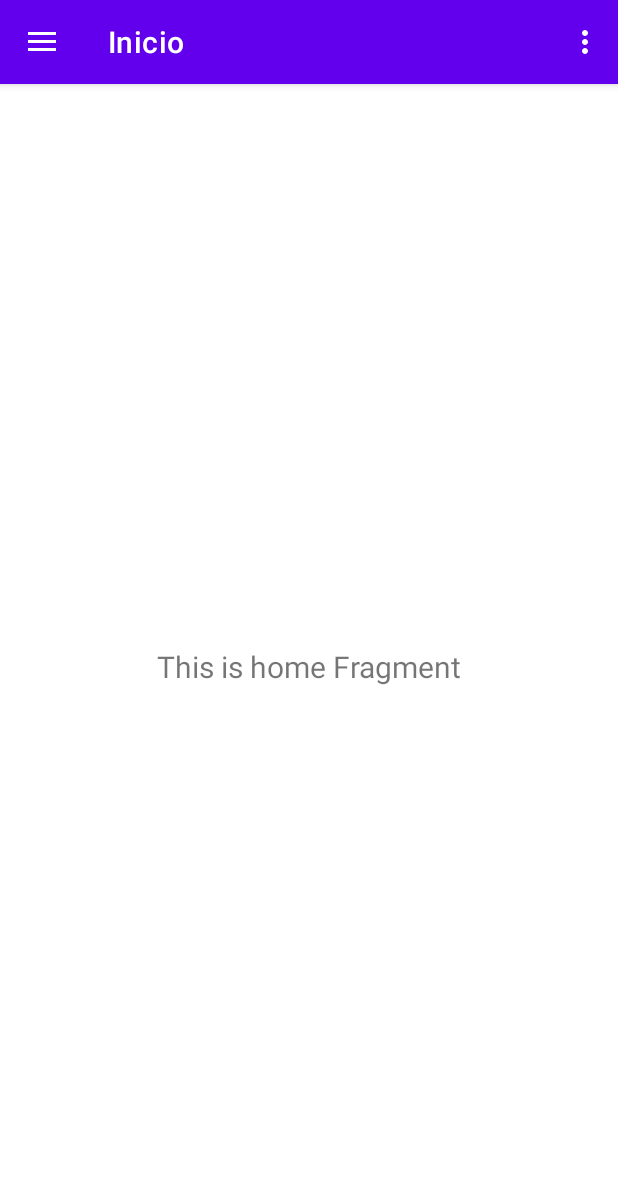
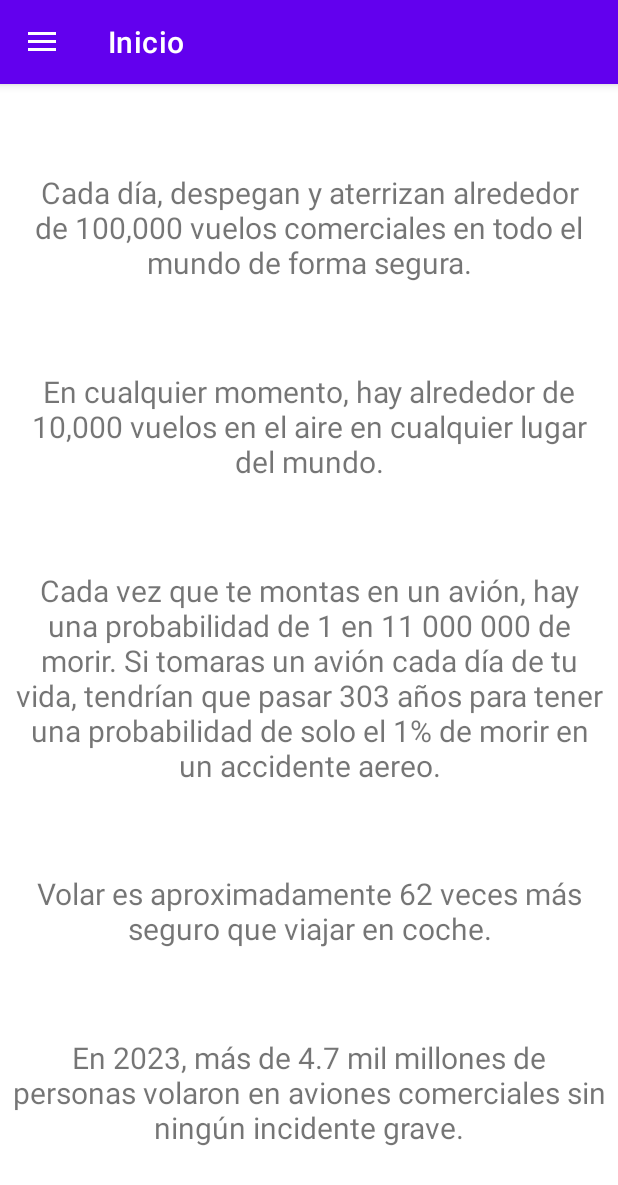
Before and after one commit to alexpergar/calmflightcompanion, an Android app: the screen it shows after launch (MainActivity), on a phone screen of 412 x 824 dp. Shown: the top 1185 px of the screen. Run offline under Robolectric (Android 15) with nearby library versions, the phone set to English and light mode, and no system bars; our stand-ins replace navigation-ui.

Commit message:
home screen

```diff
--- a/app/src/main/java/com/example/calmflightcompanion/database/DatabaseHelper.kt
+++ b/app/src/main/java/com/example/calmflightcompanion/database/DatabaseHelper.kt
@@ -5,7 +5,6 @@ import android.content.Context
 import android.database.Cursor
 import android.database.sqlite.SQLiteDatabase
 import android.database.sqlite.SQLiteOpenHelper
-import android.util.Log
 
 class DatabaseHelper(context: Context) : SQLiteOpenHelper(context, DATABASE_NAME, null, DATABASE_VERSION) {
 
--- a/app/src/main/java/com/example/calmflightcompanion/ui/home/HomeFragment.kt
+++ b/app/src/main/java/com/example/calmflightcompanion/ui/home/HomeFragment.kt
@@ -4,9 +4,7 @@ import android.os.Bundle
 import android.view.LayoutInflater
 import android.view.View
 import android.view.ViewGroup
-import android.widget.TextView
 import androidx.fragment.app.Fragment
-import androidx.lifecycle.ViewModelProvider
 import com.example.calmflightcompanion.databinding.FragmentHomeBinding
 
 class HomeFragment : Fragment() {
@@ -22,16 +20,9 @@ class HomeFragment : Fragment() {
         container: ViewGroup?,
         savedInstanceState: Bundle?
     ): View {
-        val homeViewModel =
-            ViewModelProvider(this).get(HomeViewModel::class.java)
-
         _binding = FragmentHomeBinding.inflate(inflater, container, false)
         val root: View = binding.root
 
-        val textView: TextView = binding.textHome
-        homeViewModel.text.observe(viewLifecycleOwner) {
-            textView.text = it
-        }
         return root
     }
 
--- a/app/src/main/java/com/example/calmflightcompanion/ui/home/HomeViewModel.kt
+++ /dev/null
@@ -1,13 +0,0 @@
-package com.example.calmflightcompanion.ui.home
-
-import androidx.lifecycle.LiveData
-import androidx.lifecycle.MutableLiveData
-import androidx.lifecycle.ViewModel
-
-class HomeViewModel : ViewModel() {
-
-    private val _text = MutableLiveData<String>().apply {
-        value = "This is home Fragment"
-    }
-    val text: LiveData<String> = _text
-}
--- a/app/src/main/res/layout/fragment_home.xml
+++ b/app/src/main/res/layout/fragment_home.xml
@@ -7,16 +7,74 @@
     tools:context=".ui.home.HomeFragment">
 
     <TextView
-        android:id="@+id/text_home"
+        android:id="@+id/text_1"
         android:layout_width="match_parent"
         android:layout_height="wrap_content"
         android:layout_marginStart="8dp"
-        android:layout_marginTop="8dp"
         android:layout_marginEnd="8dp"
+        android:text="Cada día, despegan y aterrizan alrededor de 100,000 vuelos comerciales en todo el mundo de forma segura."
+        android:textAlignment="center"
+        android:textSize="20sp"
+        app:layout_constraintBottom_toTopOf="@id/text_2"
+        app:layout_constraintEnd_toEndOf="parent"
+        app:layout_constraintStart_toStartOf="parent"
+        app:layout_constraintTop_toTopOf="parent" />
+
+    <TextView
+        android:id="@+id/text_2"
+        android:layout_width="match_parent"
+        android:layout_height="wrap_content"
+        android:layout_marginStart="8dp"
+        android:layout_marginEnd="8dp"
+        android:text="En cualquier momento, hay alrededor de 10,000 vuelos en el aire en cualquier lugar del mundo."
+        android:textAlignment="center"
+        android:textSize="20sp"
+        app:layout_constraintEnd_toEndOf="parent"
+        app:layout_constraintStart_toStartOf="parent"
+        app:layout_constraintTop_toBottomOf="@+id/text_1"
+        app:layout_constraintBottom_toTopOf="@id/text_3" />
+
+    <TextView
+        android:id="@+id/text_3"
+        android:layout_width="match_parent"
+        android:layout_height="wrap_content"
+        android:layout_marginStart="8dp"
+        android:layout_marginEnd="8dp"
+        android:text="Cada vez que te montas en un avión, hay una probabilidad de 1 en 11 000 000 de morir. Si tomaras un avión cada día de tu vida, tendrían que pasar 303 años para tener una probabilidad de solo el 1% de morir en un accidente aereo."
+        android:textAlignment="center"
+        android:textSize="20sp"
+        app:layout_constraintEnd_toEndOf="parent"
+        app:layout_constraintStart_toStartOf="parent"
+        app:layout_constraintTop_toBottomOf="@+id/text_2"
+        app:layout_constraintBottom_toTopOf="@id/text_4" />
+
+    <TextView
+        android:id="@+id/text_4"
+        android:layout_width="match_parent"
+        android:layout_height="wrap_content"
+        android:layout_marginStart="8dp"
+        android:layout_marginEnd="8dp"
+        android:text="Volar es aproximadamente 62 veces más seguro que viajar en coche."
         android:textAlignment="center"
         android:textSize="20sp"
         app:layout_constraintBottom_toBottomOf="parent"
         app:layout_constraintEnd_toEndOf="parent"
         app:layout_constraintStart_toStartOf="parent"
-        app:layout_constraintTop_toTopOf="parent" />
+        app:layout_constraintTop_toBottomOf="@+id/text_3"
+        app:layout_constraintBottom_toTopOf="@+id/text_5" />
+
+    <TextView
+        android:id="@+id/text_5"
+        android:layout_width="match_parent"
+        android:layout_height="wrap_content"
+        android:layout_marginStart="8dp"
+        android:layout_marginEnd="8dp"
+        android:text="En 2023, más de 4.7 mil millones de personas volaron en aviones comerciales sin ningún incidente grave."
+        android:textAlignment="center"
+        android:textSize="20sp"
+        app:layout_constraintBottom_toBottomOf="parent"
+        app:layout_constraintEnd_toEndOf="parent"
+        app:layout_constraintStart_toStartOf="parent"
+        app:layout_constraintTop_toBottomOf="@+id/text_4" />
+
 </androidx.constraintlayout.widget.ConstraintLayout>
--- a/app/src/main/res/menu/activity_main_drawer.xml
+++ b/app/src/main/res/menu/activity_main_drawer.xml
@@ -6,19 +6,15 @@
     <group android:checkableBehavior="single">
         <item
             android:id="@+id/nav_home"
-            android:icon="@drawable/ic_menu_camera"
             android:title="@string/menu_home" />
         <item
             android:id="@+id/nav_questions"
-            android:icon="@drawable/ic_menu_camera"
             android:title="@string/menu_questions" />
         <item
             android:id="@+id/nav_diary"
-            android:icon="@drawable/ic_menu_gallery"
             android:title="@string/menu_diary" />
         <item
             android:id="@+id/nav_relaxation"
-            android:icon="@drawable/ic_menu_slideshow"
             android:title="Relaxation" />
 
     </group>
--- a/app/src/main/res/menu/main.xml
+++ b/app/src/main/res/menu/main.xml
@@ -1,9 +1,4 @@
 <?xml version="1.0" encoding="utf-8"?>
 <menu xmlns:android="http://schemas.android.com/apk/res/android"
     xmlns:app="http://schemas.android.com/apk/res-auto">
-    <item
-        android:id="@+id/action_settings"
-        android:orderInCategory="100"
-        android:title="@string/action_settings"
-        app:showAsAction="never" />
 </menu>
```
Also changed, not shown: app/src/main/java/com/example/calmflightcompanion/ui/diary/EditEntryFragment.kt (+10 -10 lines).
